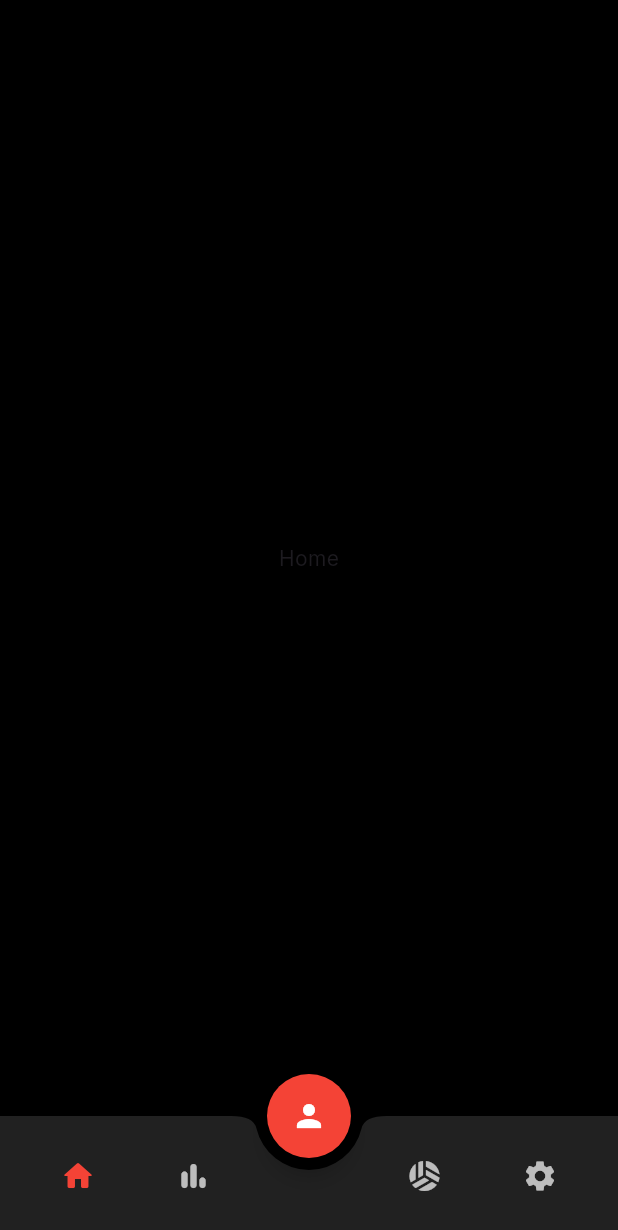
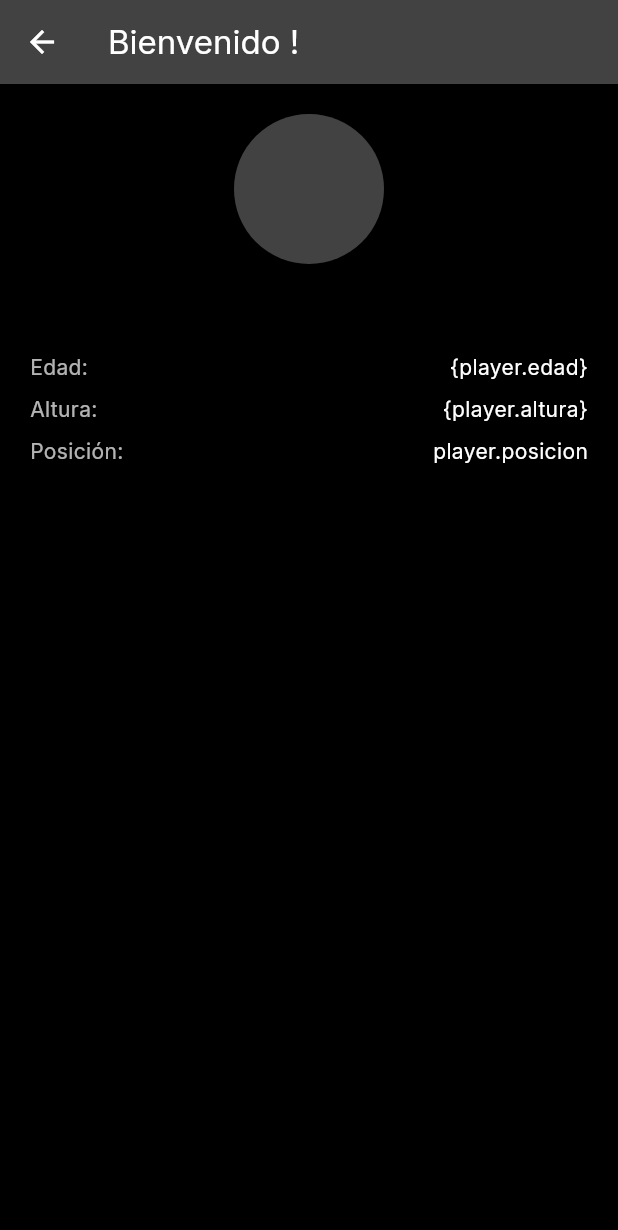
Before and after one commit to Axel-Vicente/CV_San_GregorioApp, a Flutter app: the screen it shows once a user with an empty profile is signed in, after a tap on the "person" icon, on a phone screen of 412 x 824 dp. Shown: the top 1230 px of the screen. Run offline on Flutter 3.47's test engine with Material 3 defaults, Android fonts, the phone set to English and light mode, and no system bars; our stand-ins replace cloud_firestore, firebase_auth, firebase_core, google_fonts; accounts and stored records are empty.

Commit message:
Add feature profile

```diff
--- /dev/null
+++ b/lib/models/player.dart
@@ -0,0 +1,32 @@
+import 'package:cloud_firestore/cloud_firestore.dart';
+
+class Player {
+  final String id;
+  final String nombre;
+  final String email;
+  final String rol;
+  final String uid;
+  final DateTime creadoEn;
+
+  Player({
+    required this.id,
+    required this.nombre,
+    required this.email,
+    required this.rol,
+    required this.uid,
+    required this.creadoEn,
+  });
+
+  factory Player.fromFirestore(DocumentSnapshot doc) {
+    final data = doc.data() as Map<String, dynamic>;
+
+    return Player(
+      id: doc.id,
+      nombre: data['name'] ?? '',
+      email: data['email'] ?? '',
+      rol: data['role'] ?? '',
+      uid: data['uid'] ?? '',
+      creadoEn: (data['createdAt'] as Timestamp).toDate(),
+    );
+  }
+}
--- a/lib/views/home_screen.dart
+++ b/lib/views/home_screen.dart
@@ -1,4 +1,8 @@
+import 'package:cloud_firestore/cloud_firestore.dart';
+import 'package:firebase_auth/firebase_auth.dart';
 import 'package:flutter/material.dart';
+import 'package:volley_tracker/models/player.dart';
+import 'package:volley_tracker/views/player_profile_screen.dart';
 import 'package:volley_tracker/views/training_screen.dart';
 import 'package:volley_tracker/views/stats_screen.dart';
 
@@ -27,7 +31,26 @@ class _MainNavigationScreen extends State<MainNavigationScreen> {
     return Scaffold(
       body: _screens[_selectedIndex],
       floatingActionButton: FloatingActionButton(
-        onPressed: () {},
+        onPressed: () async {
+          final uid = FirebaseAuth.instance.currentUser?.uid;
+          if (uid == null) return;
+
+          final doc = await FirebaseFirestore.instance.collection('users').doc(uid).get();
+          if (!doc.exists) return;
+
+          final player = Player.fromFirestore(doc);
+          final isCoach = player.rol == "coach" ? true : false;
+
+          Navigator.push(
+            context,
+            MaterialPageRoute(
+              builder: (context) => PlayerProfileScreen(
+                player: player,
+                isTrainer: isCoach,
+              ),
+            ),
+          );
+        },
         backgroundColor: Colors.red,
         shape: const CircleBorder(),
         child: const Icon(Icons.person, color: Colors.white),
--- /dev/null
+++ b/lib/views/player_profile_screen.dart
@@ -0,0 +1,81 @@
+import 'package:flutter/material.dart';
+import 'package:volley_tracker/models/player.dart';
+
+class PlayerProfileScreen extends StatelessWidget {
+  final Player player;
+  final bool isTrainer;
+
+  const PlayerProfileScreen({
+    super.key,
+    required this.player,
+    required this.isTrainer,
+  });
+
+  @override
+  Widget build(BuildContext context) {
+    return Scaffold(
+      backgroundColor: Colors.black,
+      appBar: AppBar(
+        title: Text("Bienvenido ${player.nombre}!"),
+        backgroundColor: Colors.grey[800]!,
+      ),
+      body: SingleChildScrollView(
+        padding: const EdgeInsets.all(20),
+        child: Column(
+          children: [
+            CircleAvatar(
+              backgroundImage: null,//NetworkImage(player.imagenPerfil),
+              radius: 50,
+            ),
+            const SizedBox(height: 16),
+            Text(
+              player.nombre,
+              style: const TextStyle(color: Colors.white, fontSize: 22),
+            ),
+            const SizedBox(height: 8),
+            InfoRow(label: "Edad", value: "{player.edad}"),
+            InfoRow(label: "Altura", value: "{player.altura}"),
+            InfoRow(label: "Posición", value: "player.posicion"),
+            const SizedBox(height: 20),
+            if (isTrainer)
+              ElevatedButton.icon(
+                onPressed: () {
+                  Navigator.pushNamed(
+                    context,
+                    '/editarPerfil',
+                    arguments: player,
+                  );
+                },
+                icon: const Icon(Icons.edit),
+                label: const Text("Editar Perfil"),
+                style: ElevatedButton.styleFrom(
+                  backgroundColor: Colors.red,
+                ),
+              ),
+          ],
+        ),
+      ),
+    );
+  }
+}
+
+class InfoRow extends StatelessWidget {
+  final String label;
+  final String value;
+
+  const InfoRow({super.key, required this.label, required this.value});
+
+  @override
+  Widget build(BuildContext context) {
+    return Padding(
+      padding: const EdgeInsets.symmetric(vertical: 4),
+      child: Row(
+        mainAxisAlignment: MainAxisAlignment.spaceBetween,
+        children: [
+          Text("$label:", style: const TextStyle(color: Colors.white70)),
+          Text(value, style: const TextStyle(color: Colors.white)),
+        ],
+      ),
+    );
+  }
+}
--- a/lib/views/register_screen.dart
+++ b/lib/views/register_screen.dart
@@ -1,4 +1,5 @@
 import 'package:flutter/material.dart';
+import 'package:volley_tracker/widgets/createUserProfile.dart';
 import '../services/auth_service.dart';
 import 'register_success_screen.dart';
 
@@ -11,6 +12,7 @@ class RegisterScreen extends StatefulWidget {
 
 class _RegisterScreenState extends State<RegisterScreen> {
   final _formKey = GlobalKey<FormState>();
+  final nameController = TextEditingController();
   final emailController = TextEditingController();
   final passwordController = TextEditingController();
   final authService = AuthService();
@@ -39,6 +41,7 @@ class _RegisterScreenState extends State<RegisterScreen> {
         emailController.text.trim(),
         passwordController.text.trim(),
       );
+      await createUserProfile(nameController.text.trim());
 
       Navigator.pushReplacement(
         context,
@@ -65,6 +68,11 @@ class _RegisterScreenState extends State<RegisterScreen> {
           key: _formKey,
           child: Column(
             children: [
+              TextFormField(
+                controller: nameController,
+                decoration: const InputDecoration(labelText: "Nombre"),
+                keyboardType: TextInputType.text,
+              ),
               TextFormField(
                 controller: emailController,
                 decoration: const InputDecoration(labelText: "Email"),
--- /dev/null
+++ b/lib/widgets/createUserProfile.dart
@@ -0,0 +1,18 @@
+import 'package:cloud_firestore/cloud_firestore.dart';
+import 'package:firebase_auth/firebase_auth.dart';
+
+Future<void> createUserProfile(String name) async {
+  final user = FirebaseAuth.instance.currentUser;
+
+  if (user != null) {
+    final userDoc = FirebaseFirestore.instance.collection('users').doc(user.uid);
+
+    await userDoc.set({
+      'uid': user.uid,
+      'email': user.email,
+      'name': name,
+      'role': 'player',
+      'createdAt': FieldValue.serverTimestamp(),
+    });
+  }
+}
```
